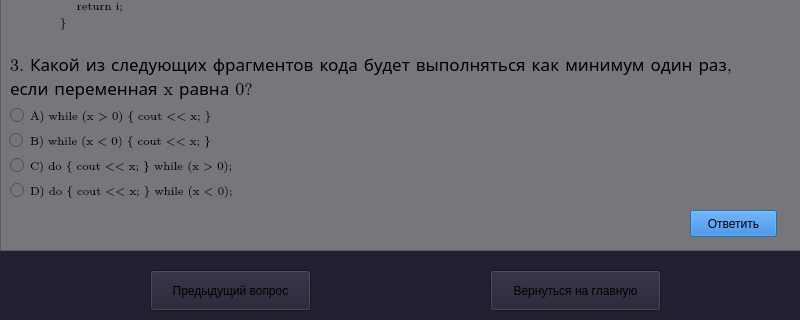
Old version of the form kursovaya/zadania4.ui in the repository Mixassss/kursovaya_nstu; both pictures show x 0 to 800 and y 480 to 800 of the 800 by 800 pixel window.
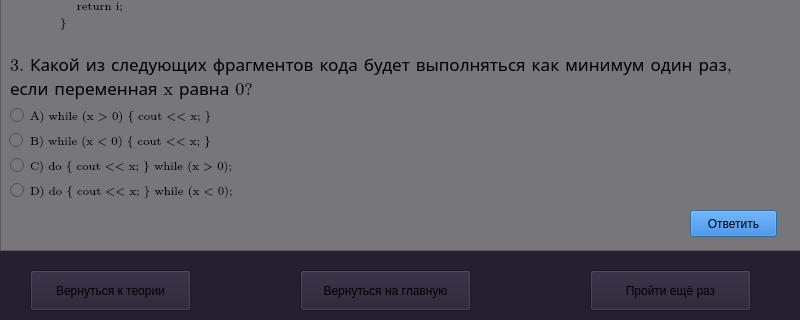
New version of the form.

What changed in the file:
```diff
--- a/kursovaya/zadania4.ui
+++ b/kursovaya/zadania4.ui
@@ -455,7 +455,7 @@
   <widget class="QPushButton" name="pushButton">
    <property name="geometry">
     <rect>
-     <x>490</x>
+     <x>300</x>
      <y>750</y>
      <width>171</width>
      <height>41</height>
@@ -468,14 +468,27 @@
   <widget class="QPushButton" name="pushButton_3">
    <property name="geometry">
     <rect>
-     <x>150</x>
+     <x>30</x>
      <y>750</y>
      <width>161</width>
      <height>41</height>
     </rect>
    </property>
    <property name="text">
-    <string>Предыдущий вопрос</string>
+    <string>Вернуться к теории</string>
+   </property>
+  </widget>
+  <widget class="QPushButton" name="pushButton_4">
+   <property name="geometry">
+    <rect>
+     <x>590</x>
+     <y>750</y>
+     <width>161</width>
+     <height>41</height>
+    </rect>
+   </property>
+   <property name="text">
+    <string>Пройти ещё раз</string>
    </property>
   </widget>
  </widget>
```
